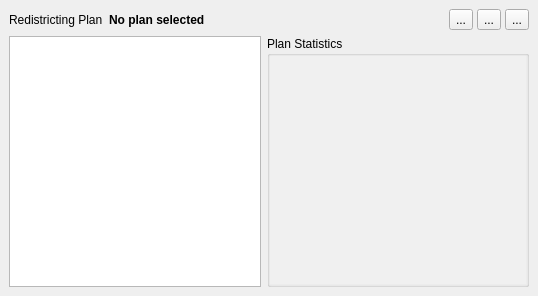
First picture: the form in ui/DistrictDataTable.ui, repository couteau/qgis_redistricting, before the edit.
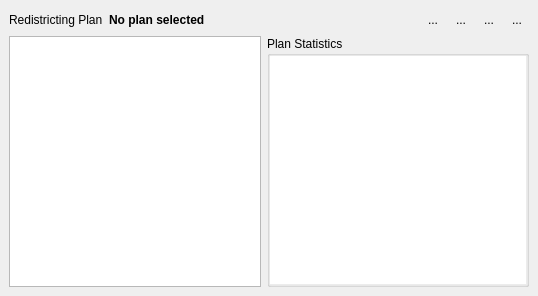
Second picture: the form after the edit.

Commit message: Implement some help buttons

Diff of the .ui file:
```diff
--- a/ui/DistrictDataTable.ui
+++ b/ui/DistrictDataTable.ui
@@ -67,10 +67,7 @@
        <item row="5" column="0">
         <widget class="QTableView" name="tblPlanStats">
          <property name="styleSheet">
-          <string notr="true">QTableView {
-	background-color: #F0F0F0;
-}
-QHeaderView {
+          <string notr="true">QHeaderView {
      border: none;
      padding-left: 5px
 }
@@ -94,7 +91,7 @@
           <bool>false</bool>
          </attribute>
          <attribute name="verticalHeaderDefaultSectionSize">
-          <number>21</number>
+          <number>24</number>
          </attribute>
         </widget>
        </item>
@@ -168,6 +165,9 @@
            <property name="text">
             <string>...</string>
            </property>
+           <property name="autoRaise">
+            <bool>true</bool>
+           </property>
           </widget>
          </item>
          <item>
@@ -181,6 +181,9 @@
            <property name="text">
             <string>...</string>
            </property>
+           <property name="autoRaise">
+            <bool>true</bool>
+           </property>
           </widget>
          </item>
          <item>
@@ -190,6 +193,19 @@
            </property>
            <property name="text">
             <string>...</string>
+           </property>
+           <property name="autoRaise">
+            <bool>true</bool>
+           </property>
+          </widget>
+         </item>
+         <item>
+          <widget class="QToolButton" name="btnHelp">
+           <property name="text">
+            <string>...</string>
+           </property>
+           <property name="autoRaise">
+            <bool>true</bool>
            </property>
           </widget>
          </item>
```
The commit also changes 10 other files.
